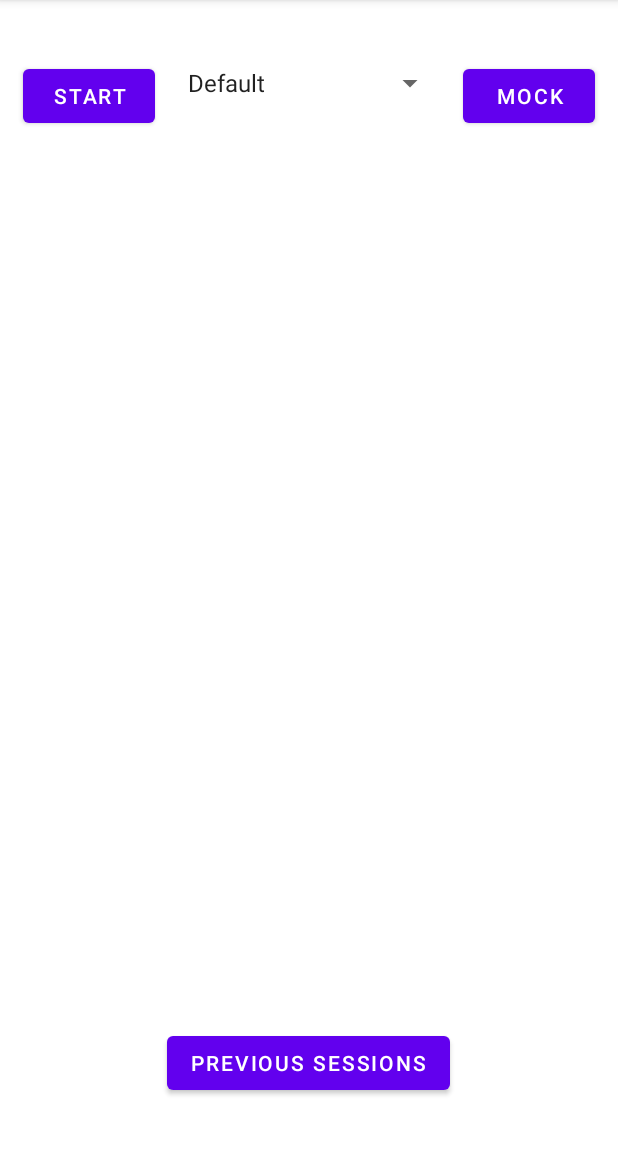
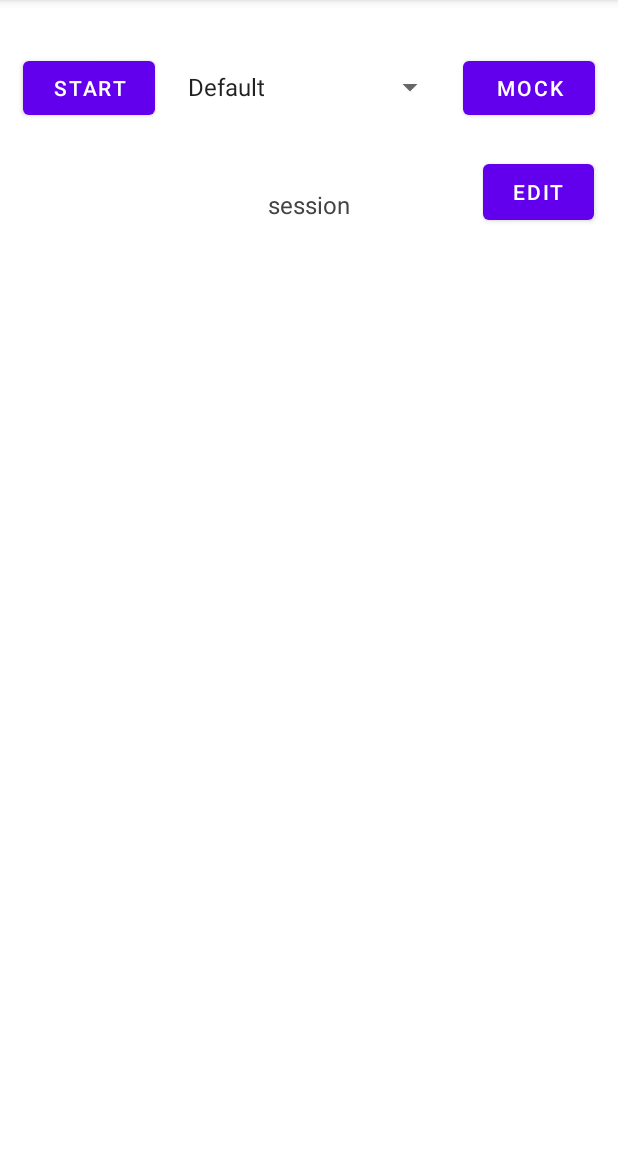
Before and after one commit to CSE-110-Winter-2022/birds-of-a-feather-team-19, an Android app: the MainActivity screen opened directly, with no data from a screen before it, on a phone screen of 412 x 824 dp, the part 84-1236 px from its top. Run offline under Robolectric (Android 15) with nearby library versions, the phone set to English and light mode, and no system bars; our stand-ins replace Room's generated code; libraries missing offline, so code that uses them is left out: com.google.android.gms; 3 statements that could not run were skipped.

Commit message:
Added functionality to change current session's name

```diff
--- a/app/src/main/java/com/example/birds_of_a_feather_team_19/MainActivity.java
+++ b/app/src/main/java/com/example/birds_of_a_feather_team_19/MainActivity.java
@@ -22,6 +22,7 @@ import android.widget.AdapterView;
 import android.widget.ArrayAdapter;
 import android.widget.Button;
 import android.widget.Spinner;
+import android.widget.TextView;
 
 import com.example.birds_of_a_feather_team_19.model.db.AppDatabase;
 import com.example.birds_of_a_feather_team_19.model.db.User;
@@ -63,7 +64,6 @@ public class MainActivity extends AppCompatActivity {
         }
         this.USER_ID = preferences.getString("UUID", null);
         Log.d(TAG, "User ID: " + USER_ID);
-
 
         quarterMap.put("fa", "fall");
         quarterMap.put("wi", "winter");
@@ -134,6 +134,11 @@ public class MainActivity extends AppCompatActivity {
         if (db.userDao().get(USER_ID) == null) {
             startActivity(new Intent(this, AddNameActivity.class));
         } else {
+//            TextView sessionNameTextView = findViewById(R.id.session_name_view);
+//            TextView editSessionNameView = findViewById(R.id.edit_session_name_view);
+//            String sessionName = db.sessionDao().get(currentSessionId).getSessionName();
+//            sessionNameTextView.setText(sessionName);
+//            editSessionNameView.setText(sessionName);
             updateRecyclerView();
         }
     }
@@ -152,6 +157,30 @@ public class MainActivity extends AppCompatActivity {
             button.setText("Start");
             Nearby.getMessagesClient(this).unpublish(message);
             Nearby.getMessagesClient(this).unsubscribe(messageListener);
+        }
+    }
+
+    public void onEditSaveSessionNameButtonClicked(View view) {
+        Button button = findViewById(R.id.edit_session_name_button);
+        if (button.getText().toString().equals("Edit")) {
+            TextView sessionNameTextView = findViewById(R.id.session_name_view);
+            TextView editSessionNameView = findViewById(R.id.edit_session_name_view);
+            String newSessionName = sessionNameTextView.getText().toString();
+            editSessionNameView.setText(newSessionName);
+            sessionNameTextView.setVisibility(View.GONE);
+            editSessionNameView.setVisibility(View.VISIBLE);
+
+            button.setText("Save");
+        } else {
+            TextView sessionNameTextView = findViewById(R.id.session_name_view);
+            TextView editSessionNameView = findViewById(R.id.edit_session_name_view);
+            String newSessionName = editSessionNameView.getText().toString();
+            sessionNameTextView.setText(newSessionName);
+            // db.sessionDao().update(currentSessionId, newSessionName);
+            sessionNameTextView.setVisibility(View.VISIBLE);
+            editSessionNameView.setVisibility(View.GONE);
+
+            button.setText("Edit");
         }
     }
 
--- a/app/src/main/res/layout/activity_main.xml
+++ b/app/src/main/res/layout/activity_main.xml
@@ -2,42 +2,47 @@
 <androidx.constraintlayout.widget.ConstraintLayout xmlns:android="http://schemas.android.com/apk/res/android"
     xmlns:app="http://schemas.android.com/apk/res-auto"
     xmlns:tools="http://schemas.android.com/tools"
+    android:id="@+id/container"
     android:layout_width="match_parent"
     android:layout_height="match_parent"
     tools:context=".MainActivity">
 
     <androidx.recyclerview.widget.RecyclerView
         android:id="@+id/usersMainRecyclerView"
-        android:layout_width="382dp"
-        android:layout_height="513dp"
+        android:layout_width="397dp"
+        android:layout_height="550dp"
         android:layout_margin="15dp"
         app:layout_constraintBottom_toBottomOf="parent"
-        app:layout_constraintHorizontal_bias="0.517"
         app:layout_constraintLeft_toLeftOf="parent"
         app:layout_constraintRight_toRightOf="parent"
-        app:layout_constraintTop_toTopOf="parent" />
+        app:layout_constraintTop_toTopOf="parent"
+        app:layout_constraintVertical_bias="0.911" />
 
     <Button
         android:id="@+id/startStopMainButton"
         android:layout_width="wrap_content"
         android:layout_height="wrap_content"
         android:layout_margin="15dp"
+        android:layout_marginLeft="16dp"
         android:onClick="onStartStopMainButtonClicked"
         android:text="Start"
         app:layout_constraintBottom_toTopOf="@id/usersMainRecyclerView"
         app:layout_constraintLeft_toLeftOf="parent"
-        app:layout_constraintTop_toTopOf="parent" />
+        app:layout_constraintTop_toTopOf="parent"
+        app:layout_constraintVertical_bias="0.18" />
 
     <Button
         android:id="@+id/mockMessageMainButton"
         android:layout_width="wrap_content"
         android:layout_height="wrap_content"
         android:layout_margin="15dp"
+        android:layout_marginRight="16dp"
         android:onClick="onMockMessageMainButtonClicked"
         android:text="Mock"
         app:layout_constraintBottom_toTopOf="@id/usersMainRecyclerView"
         app:layout_constraintRight_toRightOf="parent"
-        app:layout_constraintTop_toTopOf="parent" />
+        app:layout_constraintTop_toTopOf="parent"
+        app:layout_constraintVertical_bias="0.18" />
 
     <Spinner
         android:id="@+id/sort_list_students_filter"
@@ -50,20 +55,59 @@
         android:entries="@array/sort_type"
         app:layout_constraintBottom_toTopOf="@+id/usersMainRecyclerView"
         app:layout_constraintEnd_toStartOf="@+id/mockMessageMainButton"
+        app:layout_constraintHorizontal_bias="1.0"
         app:layout_constraintStart_toEndOf="@+id/startStopMainButton"
-        app:layout_constraintTop_toTopOf="parent" />
+        app:layout_constraintTop_toTopOf="parent"
+        app:layout_constraintVertical_bias="0.216" />
 
     <Button
-        android:id="@+id/previous_sessions_button"
-        android:layout_width="wrap_content"
+        android:id="@+id/edit_session_name_button"
+        android:layout_width="74dp"
+        android:layout_height="49dp"
+        android:layout_marginStart="321dp"
+        android:layout_marginTop="7dp"
+        android:layout_marginEnd="16dp"
+        android:layout_marginBottom="20dp"
+        android:text="Edit"
+        android:onClick="onEditSaveSessionNameButtonClicked"
+        app:layout_constraintBottom_toTopOf="@+id/usersMainRecyclerView"
+        app:layout_constraintEnd_toEndOf="parent"
+        app:layout_constraintStart_toStartOf="parent"
+        app:layout_constraintTop_toBottomOf="@+id/mockMessageMainButton" />
+
+    <TextView
+        android:id="@+id/session_name_view"
+        android:layout_width="213dp"
         android:layout_height="wrap_content"
-        android:layout_marginStart="111dp"
-        android:layout_marginTop="37dp"
-        android:layout_marginEnd="112dp"
-        android:layout_marginBottom="29dp"
-        android:text="Previous Sessions"
+        android:layout_marginStart="99dp"
+        android:layout_marginTop="29dp"
+        android:layout_marginEnd="10dp"
+        android:layout_marginBottom="26dp"
+        android:text="session"
+        android:textAlignment="center"
+        android:textColor="#434343"
+        android:textSize="16sp"
+        app:layout_constraintBottom_toTopOf="@+id/usersMainRecyclerView"
+        app:layout_constraintEnd_toStartOf="@+id/edit_session_name_button"
+        app:layout_constraintStart_toStartOf="parent"
+        app:layout_constraintTop_toBottomOf="@+id/startStopMainButton" />
+
+    <EditText
+        android:id="@+id/edit_session_name_view"
+        android:layout_width="223dp"
+        android:layout_height="51dp"
+        android:layout_marginTop="17dp"
+        android:ems="10"
+        android:inputType="textPersonName"
+        android:text="session"
+        android:textAlignment="center"
+        android:textSize="16sp"
+        android:visibility="gone"
         app:layout_constraintBottom_toBottomOf="parent"
         app:layout_constraintEnd_toEndOf="parent"
+        app:layout_constraintHorizontal_bias="0.526"
         app:layout_constraintStart_toStartOf="parent"
-        app:layout_constraintTop_toBottomOf="@+id/usersMainRecyclerView" />
+        app:layout_constraintTop_toTopOf="parent"
+        app:layout_constraintVertical_bias="0.101" />
+
 </androidx.constraintlayout.widget.ConstraintLayout>
```
